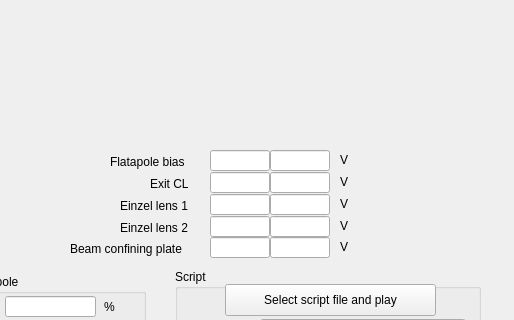
First picture: the form in softlanding2.ui, repository MOBILionSystems/MIPS-app-MOBILion, before the edit; both pictures show x 535 to 1049 and y 351 to 671 of the 1049 by 827 pixel window.
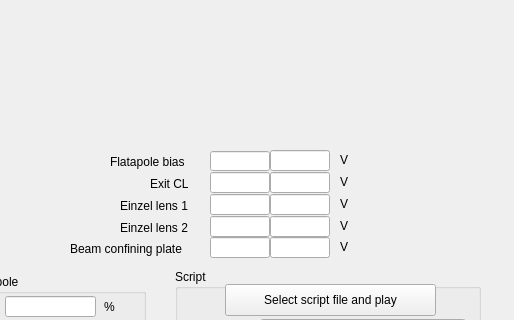
Second picture: the form after the edit. Icons and pictures are not drawn.

```diff
--- a/softlanding2.ui
+++ b/softlanding2.ui
@@ -1366,9 +1366,9 @@
     <property name="geometry">
      <rect>
       <x>745</x>
-      <y>501</y>
+      <y>502</y>
       <width>60</width>
-      <height>21</height>
+      <height>20</height>
      </rect>
     </property>
     <property name="toolTip">
```
